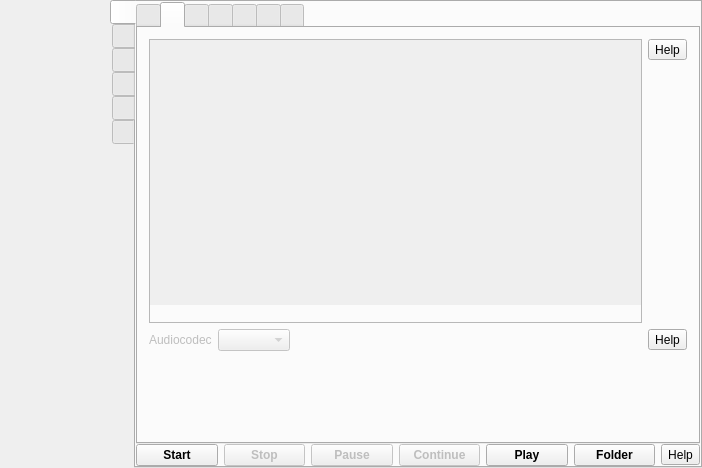
Qt form src/formMainWindow.ui (vkohaupt/vokoscreenNG) before a commit.
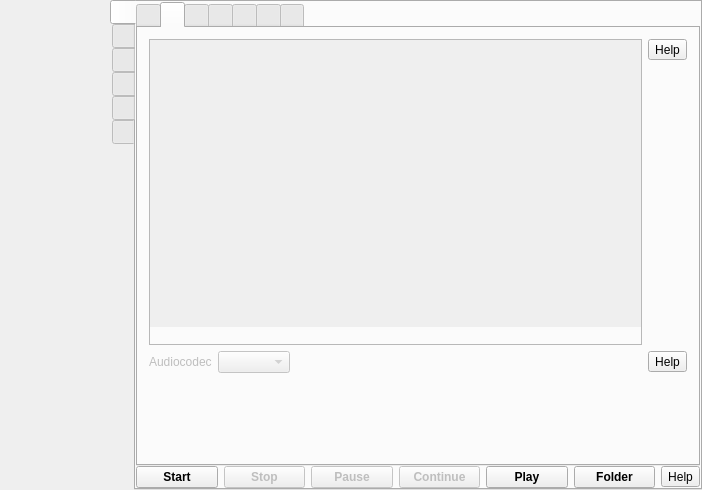
The same form after that commit. The open tabs and pages were chosen to show the change. Icons and pictures are not drawn.

What changed in the file:
```diff
--- a/src/formMainWindow.ui
+++ b/src/formMainWindow.ui
@@ -7,7 +7,7 @@
     <x>0</x>
     <y>0</y>
     <width>702</width>
-    <height>468</height>
+    <height>490</height>
    </rect>
   </property>
   <property name="windowTitle">
@@ -861,8 +861,8 @@
                      <rect>
                       <x>0</x>
                       <y>0</y>
-                      <width>486</width>
-                      <height>209</height>
+                      <width>100</width>
+                      <height>30</height>
                      </rect>
                     </property>
                     <layout class="QVBoxLayout" name="verticalLayoutAudioDevices">
```
Left out of the diff: 372 changed lines with no effect on the pictures.
